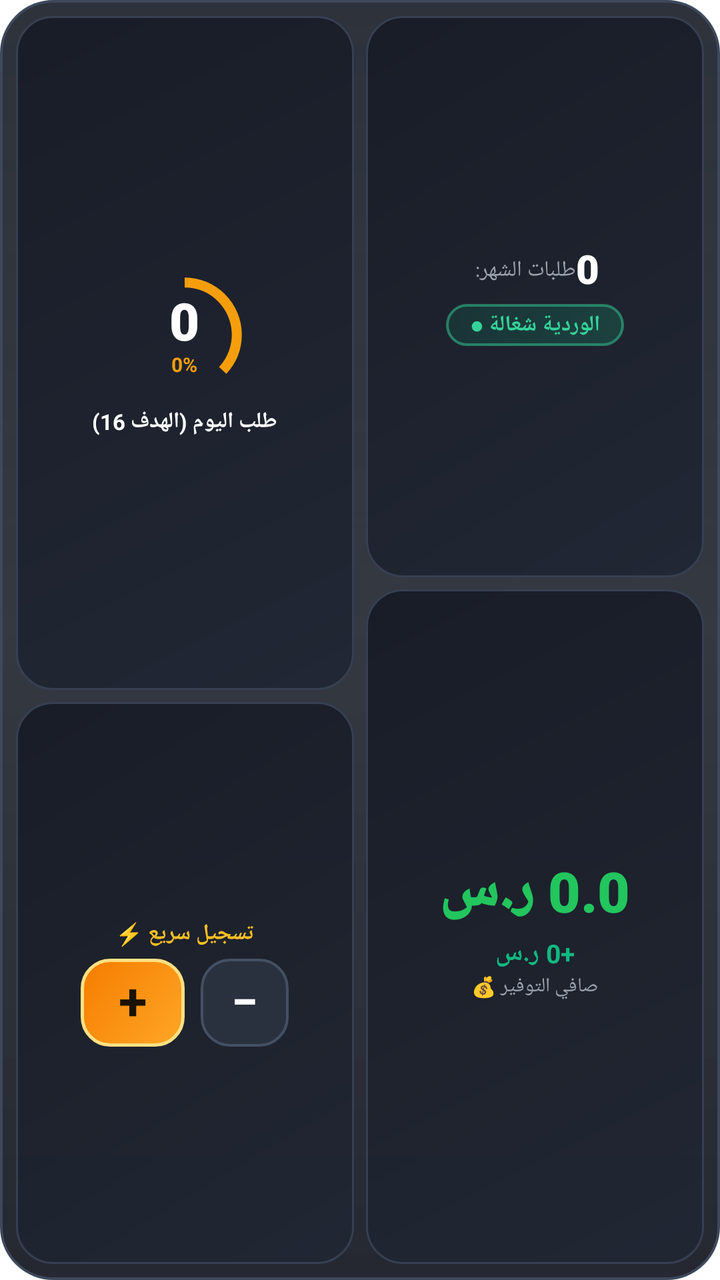
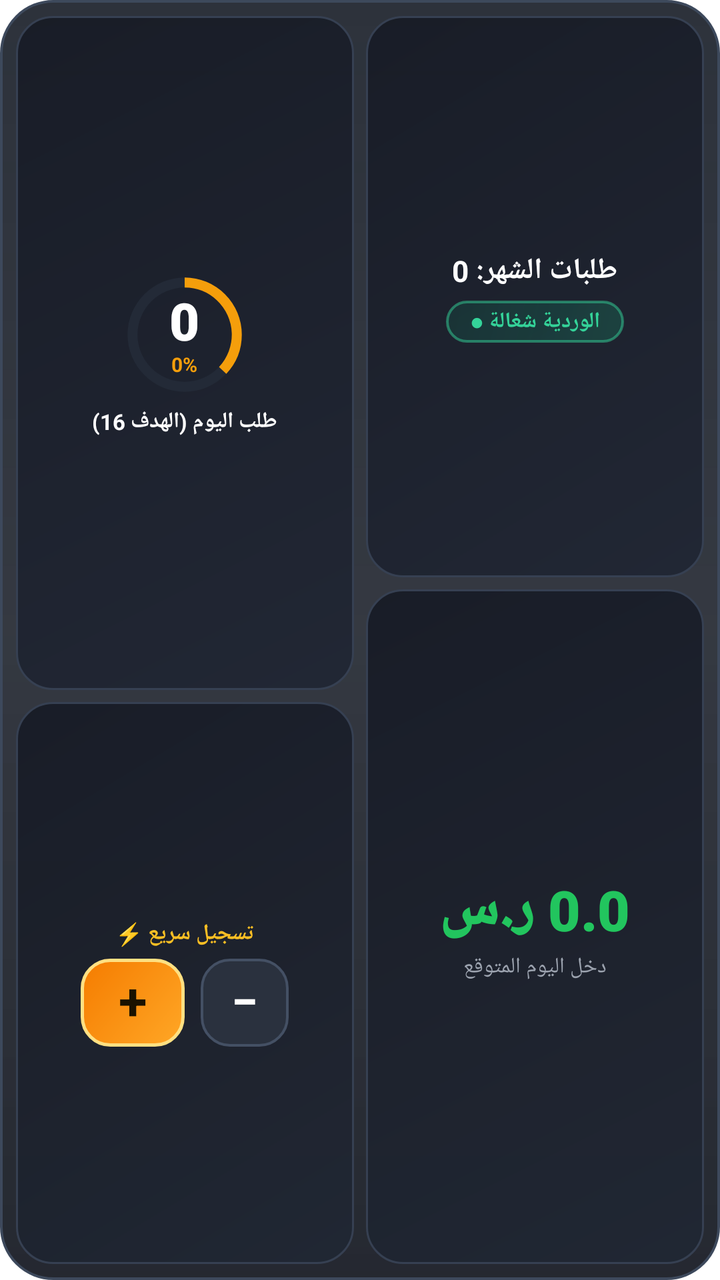

Compare the two renders of this Android layout. The source of the first and the diff that turns it into the second are given below.
<!-- AndroidManifest.xml: fallback theme Theme.MaterialComponents.DayNight.NoActionBar -->
<!-- res/layout/order_widget.xml -->
<?xml version="1.0" encoding="utf-8"?>
<LinearLayout xmlns:android="http://schemas.android.com/apk/res/android"
    android:id="@+id/bento_widget_root"
    android:layout_width="match_parent"
    android:layout_height="match_parent"
    android:background="@drawable/bg_bento_container"
    android:orientation="horizontal"
    android:layoutDirection="ltr"
    android:padding="8dp">

    
    <LinearLayout
        android:id="@+id/bento_col_left"
        android:layout_width="0dp"
        android:layout_height="match_parent"
        android:layout_marginRight="6dp"
        android:layout_marginEnd="6dp"
        android:layout_weight="1"
        android:orientation="vertical">

        
        <LinearLayout
            android:id="@+id/bento_tile_ring"
            android:layout_width="match_parent"
            android:layout_height="0dp"
            android:layout_weight="1.2"
            android:background="@drawable/bg_bento_tile"
            android:gravity="center"
            android:orientation="vertical"
            android:padding="6dp">

            <FrameLayout
                android:layout_width="66dp"
                android:layout_height="66dp">

                <ProgressBar
                    android:id="@+id/pb_bento_ring"
                    style="?android:attr/progressBarStyleHorizontal"
                    android:layout_width="match_parent"
                    android:layout_height="match_parent"
                    android:indeterminate="false"
                    android:max="100"
                    android:progress="37"
                    android:progressDrawable="@drawable/ring_progress_amber" />

                <LinearLayout
                    android:layout_width="match_parent"
                    android:layout_height="match_parent"
                    android:gravity="center"
                    android:orientation="vertical">

                    <TextView
                        android:id="@+id/tv_bento_orders_count"
                        android:layout_width="wrap_content"
                        android:layout_height="wrap_content"
                        android:fontFamily="sans-serif-black"
                        android:includeFontPadding="false"
                        android:text="0"
                        android:textColor="@color/bento_text_primary"
                        android:textSize="26sp"
                        android:textStyle="bold" />

                    <TextView
                        android:id="@+id/tv_bento_progress_percent"
                        android:layout_width="wrap_content"
                        android:layout_height="wrap_content"
                        android:includeFontPadding="false"
                        android:text="0%"
                        android:textColor="@color/bento_amber"
                        android:textSize="10sp"
                        android:textStyle="bold" />
                </LinearLayout>
            </FrameLayout>

            <TextView
                android:id="@+id/tv_bento_target_goal"
                android:layout_width="wrap_content"
                android:layout_height="wrap_content"
                android:layout_marginTop="3dp"
                android:includeFontPadding="false"
                android:text="طلب اليوم (الهدف 16)"
                android:textColor="@color/bento_text_primary"
                android:textSize="11sp"
                android:textStyle="bold" />
        </LinearLayout>

        
        <LinearLayout
            android:id="@+id/bento_tile_actions"
            android:layout_width="match_parent"
            android:layout_height="0dp"
            android:layout_marginTop="6dp"
            android:layout_weight="1.0"
            android:background="@drawable/bg_bento_tile"
            android:gravity="center"
            android:orientation="vertical"
            android:padding="6dp">

            <TextView
                android:layout_width="wrap_content"
                android:layout_height="wrap_content"
                android:text="تسجيل سريع ⚡"
                android:textColor="@color/bento_amber_light"
                android:textSize="11sp"
                android:textStyle="bold" />

            <LinearLayout
                android:layout_width="wrap_content"
                android:layout_height="wrap_content"
                android:layout_marginTop="5dp"
                android:gravity="center_vertical"
                android:orientation="horizontal">

                <TextView
                    android:id="@+id/btn_bento_increment"
                    android:layout_width="52dp"
                    android:layout_height="44dp"
                    android:background="@drawable/btn_bento_plus"
                    android:gravity="center"
                    android:includeFontPadding="false"
                    android:text="+"
                    android:textColor="#1A1200"
                    android:textSize="26sp"
                    android:textStyle="bold" />

                <TextView
                    android:id="@+id/btn_bento_decrement"
                    android:layout_width="44dp"
                    android:layout_height="44dp"
                    android:layout_marginLeft="8dp"
                    android:layout_marginStart="8dp"
                    android:background="@drawable/btn_bento_minus"
                    android:gravity="center"
                    android:includeFontPadding="false"
                    android:text="−"
                    android:textColor="@color/bento_text_primary"
                    android:textSize="24sp"
                    android:textStyle="bold" />
            </LinearLayout>
        </LinearLayout>
    </LinearLayout>

    
    <LinearLayout
        android:id="@+id/bento_col_right"
        android:layout_width="0dp"
        android:layout_height="match_parent"
        android:layout_weight="1"
        android:orientation="vertical">

        
        <LinearLayout
            android:id="@+id/bento_tile_header"
            android:layout_width="match_parent"
            android:layout_height="0dp"
            android:layout_weight="1.0"
            android:background="@drawable/bg_bento_tile"
            android:gravity="center"
            android:orientation="vertical"
            android:padding="6dp">

            
            <LinearLayout
                android:layout_width="wrap_content"
                android:layout_height="wrap_content"
                android:orientation="horizontal"
                android:gravity="center_vertical">

                <TextView
                    android:layout_width="wrap_content"
                    android:layout_height="wrap_content"
                    android:text="طلبات الشهر: "
                    android:textColor="@color/bento_text_secondary"
                    android:textSize="11sp" />

                <TextView
                    android:id="@+id/tv_bento_month_orders"
                    android:layout_width="wrap_content"
                    android:layout_height="wrap_content"
                    android:fontFamily="sans-serif-black"
                    android:includeFontPadding="false"
                    android:text="0"
                    android:textColor="@color/bento_text_primary"
                    android:textSize="20sp"
                    android:textStyle="bold" />
            </LinearLayout>

            <TextView
                android:id="@+id/tv_bento_shift_status"
                android:layout_width="wrap_content"
                android:layout_height="wrap_content"
                android:layout_marginTop="5dp"
                android:background="@drawable/bg_bento_shift_pill"
                android:paddingLeft="12dp"
                android:paddingRight="12dp"
                android:paddingTop="3dp"
                android:paddingBottom="3dp"
                android:text="الوردية شغالة ●"
                android:textColor="@color/bento_pill_text"
                android:textSize="11sp"
                android:textStyle="bold" />
        </LinearLayout>

        
        <LinearLayout
            android:id="@+id/bento_tile_earnings"
            android:layout_width="match_parent"
            android:layout_height="0dp"
            android:layout_marginTop="6dp"
            android:layout_weight="1.2"
            android:background="@drawable/bg_bento_tile"
            android:gravity="center"
            android:orientation="vertical"
            android:padding="6dp">

            <TextView
                android:id="@+id/tv_bento_today_income"
                android:layout_width="wrap_content"
                android:layout_height="wrap_content"
                android:fontFamily="sans-serif-black"
                android:includeFontPadding="false"
                android:text="0.0 ر.س"
                android:textColor="@color/bento_green_earnings"
                android:textSize="28sp"
                android:textStyle="bold" />

            <TextView
                android:id="@+id/tv_bento_total_savings"
                android:layout_width="wrap_content"
                android:layout_height="wrap_content"
                android:layout_marginTop="3dp"
                android:text="+0 ر.س"
                android:textColor="@color/bento_green_savings"
                android:textSize="13sp"
                android:textStyle="bold" />

            <TextView
                android:layout_width="wrap_content"
                android:layout_height="wrap_content"
                android:layout_marginTop="1dp"
                android:text="صافي التوفير 💰"
                android:textColor="@color/bento_text_secondary"
                android:textSize="10sp" />
        </LinearLayout>
    </LinearLayout>
</LinearLayout>
<!-- resources referenced by this layout -->
<resources>
  <color name="bento_amber">#F59E0B</color>
  <color name="bento_amber_light">#FBBF24</color>
  <color name="bento_green_earnings">#22C55E</color>
  <color name="bento_green_savings">#10B981</color>
  <color name="bento_pill_text">#34D399</color>
  <color name="bento_text_primary">#FFFFFF</color>
  <color name="bento_text_secondary">#9CA3AF</color>
  <!-- drawable bg_bento_container (drawable) -->
  <?xml version="1.0" encoding="utf-8"?>
  <shape xmlns:android="http://schemas.android.com/apk/res/android"
      android:shape="rectangle">
      <corners android:radius="26dp" />
      <gradient
          android:startColor="#E6161C26"
          android:centerColor="#D9111620"
          android:endColor="#E60D111A"
          android:angle="270" />
      <stroke
          android:width="1.2dp"
          android:color="#3D495C" />
  </shape>
  <!-- drawable bg_bento_shift_pill (drawable) -->
  <?xml version="1.0" encoding="utf-8"?>
  <shape xmlns:android="http://schemas.android.com/apk/res/android"
      android:shape="rectangle">
      <corners android:radius="14dp" />
      <gradient
          android:startColor="#3310B981"
          android:endColor="#26059669"
          android:angle="135" />
      <stroke
          android:width="1.2dp"
          android:color="#8034D399" />
  </shape>
  <!-- drawable bg_bento_tile (drawable) -->
  <?xml version="1.0" encoding="utf-8"?>
  <shape xmlns:android="http://schemas.android.com/apk/res/android"
      android:shape="rectangle">
      <corners android:radius="18dp" />
      <gradient
          android:startColor="#F2202633"
          android:endColor="#F2171B25"
          android:angle="135" />
      <stroke
          android:width="1dp"
          android:color="#364052" />
  </shape>
  <!-- drawable btn_bento_minus (drawable) -->
  <?xml version="1.0" encoding="utf-8"?>
  <shape xmlns:android="http://schemas.android.com/apk/res/android"
      android:shape="rectangle">
      <corners android:radius="14dp" />
      <solid android:color="#2A313E" />
      <stroke
          android:width="1.2dp"
          android:color="#445064" />
  </shape>
  <!-- drawable btn_bento_plus (drawable) -->
  <?xml version="1.0" encoding="utf-8"?>
  <shape xmlns:android="http://schemas.android.com/apk/res/android"
      android:shape="rectangle">
      <corners android:radius="14dp" />
      <gradient
          android:startColor="#FFA726"
          android:endColor="#F57C00"
          android:angle="135" />
      <stroke
          android:width="1.5dp"
          android:color="#FFE082" />
  </shape>
  <!-- drawable ring_progress_amber (drawable) -->
  <?xml version="1.0" encoding="utf-8"?>
  <rotate xmlns:android="http://schemas.android.com/apk/res/android"
      android:fromDegrees="270"
      android:toDegrees="270">
      <shape
          android:innerRadiusRatio="2.8"
          android:shape="ring"
          android:thickness="5dp"
          android:useLevel="true">
          <gradient
              android:centerColor="@color/bento_amber"
              android:endColor="@color/bento_amber_light"
              android:startColor="@color/bento_amber"
              android:type="sweep" />
      </shape>
  </rotate>
</resources>

<!-- the commit's change to res/layout/order_widget.xml (unified diff, before → after) -->
@@ -160,30 +160,15 @@
             android:padding="6dp">
 
             
-            <LinearLayout
-                android:layout_width="wrap_content"
-                android:layout_height="wrap_content"
-                android:orientation="horizontal"
-                android:gravity="center_vertical">
-
-                <TextView
-                    android:layout_width="wrap_content"
-                    android:layout_height="wrap_content"
-                    android:text="طلبات الشهر: "
-                    android:textColor="@color/bento_text_secondary"
-                    android:textSize="11sp" />
-
-                <TextView
-                    android:id="@+id/tv_bento_month_orders"
-                    android:layout_width="wrap_content"
-                    android:layout_height="wrap_content"
-                    android:fontFamily="sans-serif-black"
-                    android:includeFontPadding="false"
-                    android:text="0"
-                    android:textColor="@color/bento_text_primary"
-                    android:textSize="20sp"
-                    android:textStyle="bold" />
-            </LinearLayout>
+            <TextView
+                android:id="@+id/tv_bento_month_orders"
+                android:layout_width="wrap_content"
+                android:layout_height="wrap_content"
+                android:text="طلبات الشهر: 0"
+                android:textDirection="rtl"
+                android:textColor="@color/bento_text_primary"
+                android:textSize="14.5sp"
+                android:textStyle="bold" />
 
             <TextView
                 android:id="@+id/tv_bento_shift_status"
@@ -225,22 +210,12 @@
                 android:textStyle="bold" />
 
             <TextView
-                android:id="@+id/tv_bento_total_savings"
-                android:layout_width="wrap_content"
-                android:layout_height="wrap_content"
-                android:layout_marginTop="3dp"
-                android:text="+0 ر.س"
-                android:textColor="@color/bento_green_savings"
-                android:textSize="13sp"
-                android:textStyle="bold" />
-
-            <TextView
-                android:layout_width="wrap_content"
-                android:layout_height="wrap_content"
-                android:layout_marginTop="1dp"
-                android:text="صافي التوفير 💰"
+                android:layout_width="wrap_content"
+                android:layout_height="wrap_content"
+                android:layout_marginTop="2dp"
+                android:text="دخل اليوم المتوقع"
                 android:textColor="@color/bento_text_secondary"
-                android:textSize="10sp" />
+                android:textSize="11sp" />
         </LinearLayout>
     </LinearLayout>
 </LinearLayout>
<!-- resource entries referenced after the edit -->
@@ -3,7 +3,6 @@
   <color name="bento_amber">#F59E0B</color>
   <color name="bento_amber_light">#FBBF24</color>
   <color name="bento_green_earnings">#22C55E</color>
-  <color name="bento_green_savings">#10B981</color>
   <color name="bento_pill_text">#34D399</color>
   <color name="bento_text_primary">#FFFFFF</color>
   <color name="bento_text_secondary">#9CA3AF</color>
@@ -72,20 +71,35 @@
   </shape>
   <!-- drawable ring_progress_amber (drawable) -->
   <?xml version="1.0" encoding="utf-8"?>
-  <rotate xmlns:android="http://schemas.android.com/apk/res/android"
-      android:fromDegrees="270"
-      android:toDegrees="270">
-      <shape
-          android:innerRadiusRatio="2.8"
-          android:shape="ring"
-          android:thickness="5dp"
-          android:useLevel="true">
-          <gradient
-              android:centerColor="@color/bento_amber"
-              android:endColor="@color/bento_amber_light"
-              android:startColor="@color/bento_amber"
-              android:type="sweep" />
-      </shape>
-  </rotate>
+  <layer-list xmlns:android="http://schemas.android.com/apk/res/android">
+      
+      <item android:id="@android:id/background">
+          <shape
+              android:innerRadiusRatio="2.8"
+              android:shape="ring"
+              android:thickness="5dp"
+              android:useLevel="false">
+              <solid android:color="#232A37" />
+          </shape>
+      </item>
+      
+      <item android:id="@android:id/progress">
+          <rotate
+              android:fromDegrees="270"
+              android:toDegrees="270">
+              <shape
+                  android:innerRadiusRatio="2.8"
+                  android:shape="ring"
+                  android:thickness="5dp"
+                  android:useLevel="true">
+                  <gradient
+                      android:centerColor="@color/bento_amber"
+                      android:endColor="@color/bento_amber_light"
+                      android:startColor="@color/bento_amber"
+                      android:type="sweep" />
+              </shape>
+          </rotate>
+      </item>
+  </layer-list>
 </resources>
 
